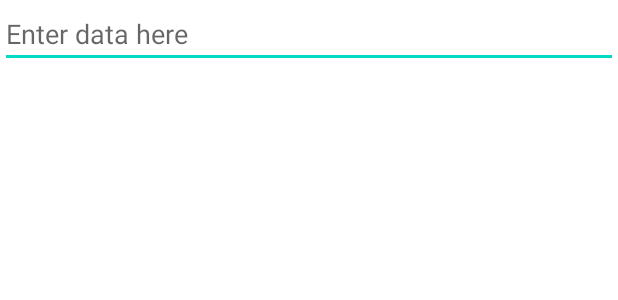
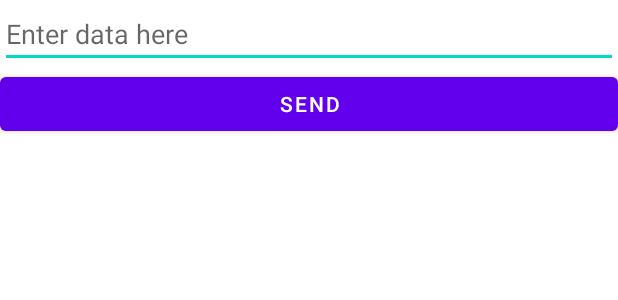
Before and after one commit to Tim1245/GroceryApp, an Android app: the layout activity_main.xml on its own in the app's theme, with its tools: preview values and no code run, on a phone screen of 412 x 824 dp. Shown: the top 300 px of the screen. Run offline under Robolectric (Android 15) with nearby library versions, the light colour scheme and no system bars.

Commit message:
Added button

```diff
--- a/app/src/main/res/layout/activity_main.xml
+++ b/app/src/main/res/layout/activity_main.xml
@@ -12,4 +12,11 @@
         android:hint="Enter data here"
         android:id="@+id/input"
         />
+    <Button
+        android:layout_width="match_parent"
+        android:layout_height="wrap_content"
+        android:text="Send"
+        android:layout_below="@+id/input"
+        android:id="@+id/btn"
+        />
 </RelativeLayout>
```
